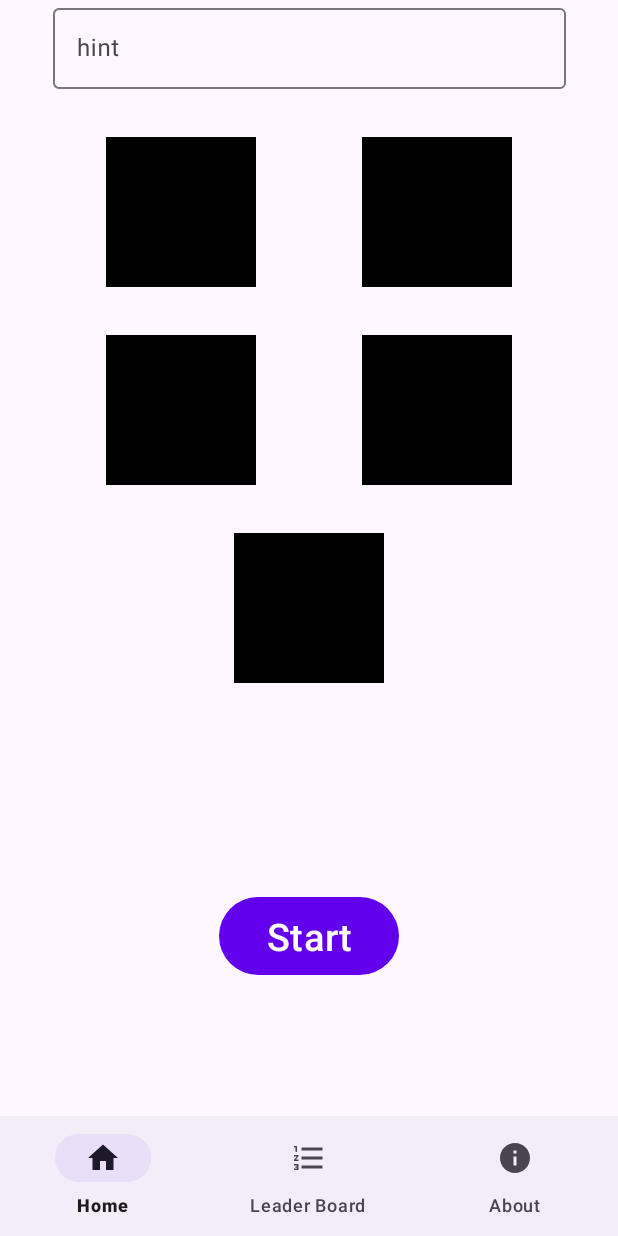
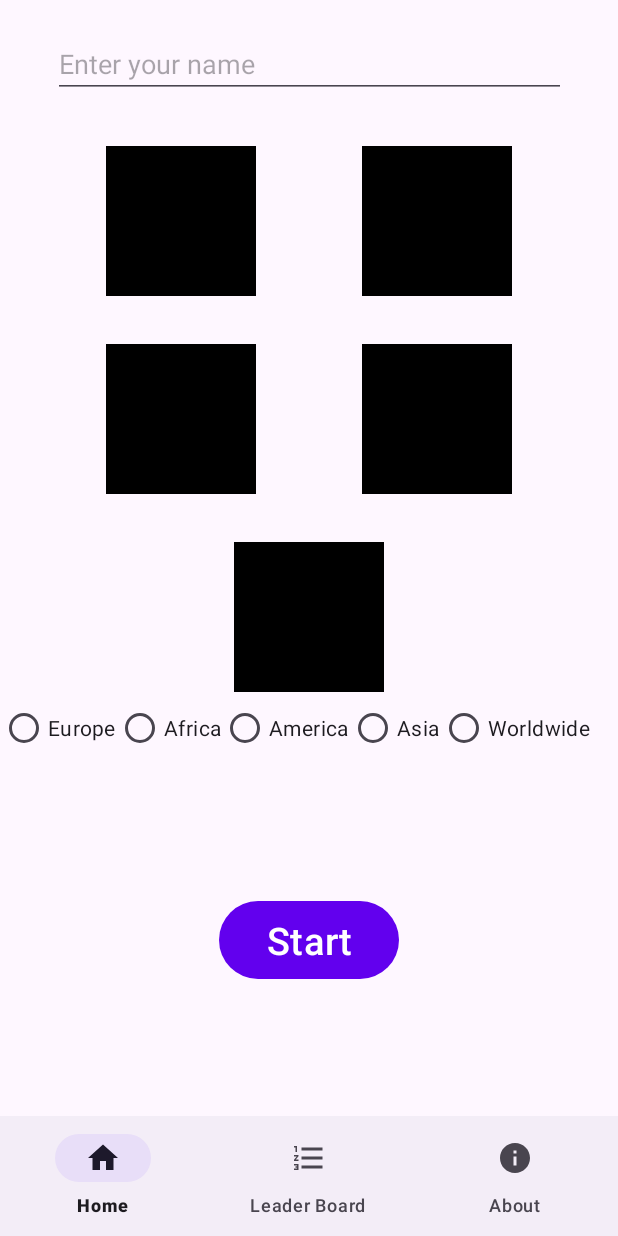
Before and after one commit to Abde-exe/GuessTheFlag, an Android app: the InfosFragment screen opened through its navigation route, on a phone screen of 412 x 824 dp. Run offline under Robolectric (Android 15) with nearby library versions, the phone set to English and light mode, and no system bars; our stand-ins replace navigation-ui.

Commit message:
infos validation

```diff
--- a/app/src/main/java/com/example/guesstheflag/InfosFragment.kt
+++ b/app/src/main/java/com/example/guesstheflag/InfosFragment.kt
@@ -5,12 +5,21 @@ import androidx.fragment.app.Fragment
 import android.view.LayoutInflater
 import android.view.View
 import android.view.ViewGroup
+import android.widget.Button
+import android.widget.EditText
+import android.widget.RadioGroup
+import android.widget.Toast
 import androidx.navigation.Navigation
 import com.example.guesstheflag.databinding.FragmentInfosBinding
 
 
 class InfosFragment : Fragment() {
 private lateinit var _binding: FragmentInfosBinding
+private lateinit var nameET : EditText
+private lateinit var startBtn : Button
+private lateinit var radioGroup:RadioGroup
+private var region : String = ""
+
 
     override fun onCreate(savedInstanceState: Bundle?) {
         super.onCreate(savedInstanceState)
@@ -26,11 +35,58 @@ private lateinit var _binding: FragmentInfosBinding
 
     override fun onViewCreated(view: View, savedInstanceState: Bundle?) {
         super.onViewCreated(view, savedInstanceState)
+        val navController = Navigation.findNavController(view)
         _binding = FragmentInfosBinding.bind(view)
 
-        _binding.startButton.setOnClickListener {
-            val navController = Navigation.findNavController(view)
-            navController.navigate(R.id.action_infosFragment_to_gameFragment)
+        startBtn = _binding.startButton
+        radioGroup = _binding.radioGroup
+        nameET = _binding.editTextName
+
+
+
+
+        //radiogroup
+        radioGroup.apply {
+            setOnCheckedChangeListener{_, checkedId ->
+                startBtn.isEnabled = checkedId != -1
+            }
+        }
+
+
+        //start button
+        startBtn.setOnClickListener {
+            val checkedId = radioGroup.checkedRadioButtonId
+
+            if (checkedId != -1) {
+                val checkedRadioButton = radioGroup.findViewById<View>(checkedId)
+                val checkedIndex = radioGroup.indexOfChild(checkedRadioButton)
+                region = when (checkedIndex) {
+                    0 -> "europe"
+                    1 -> "africa"
+                    2 -> "america"
+                    3 -> "asia"
+                    else -> "worldwide"
+                }
+
+            }
+            else{
+                Toast.makeText(context, "Please select a region", Toast.LENGTH_SHORT).show()
+            }
+
+
+            if(nameET.text.isNotEmpty()){
+                navController.navigate(R.id.action_infosFragment_to_gameFragment)
+
+                //safe args
+                //var name = nameET.text.toString()
+                //val action = InfosFragmentDirections.actionInfosFragmentToGameFragment(name, region)
+                //navController.navigate(action)
+
+            }
+            else{
+                Toast.makeText(context, "Please enter your name", Toast.LENGTH_SHORT).show()
+            }
+
         }
 
     }
--- a/app/src/main/res/layout/fragment_infos.xml
+++ b/app/src/main/res/layout/fragment_infos.xml
@@ -6,22 +6,20 @@
     android:layout_height="match_parent"
     tools:context=".InfosFragment">
 
-
-    <com.google.android.material.textfield.TextInputLayout
-        android:id="@+id/inputTextLayout"
+    <EditText
+        android:id="@+id/editTextName"
+        android:layout_marginTop="20dp"
         android:layout_width="342dp"
         android:layout_height="wrap_content"
         app:layout_constraintEnd_toEndOf="parent"
         app:layout_constraintStart_toStartOf="parent"
         app:layout_constraintTop_toTopOf="parent"
-        tools:layout_editor_absoluteX="1dp"
-        tools:layout_editor_absoluteY="194dp">
+        android:hint="@string/enter_your_name"
+        android:inputType="text"
+        />
 
-        <com.google.android.material.textfield.TextInputEditText
-            android:layout_width="match_parent"
-            android:layout_height="54dp"
-            android:hint="hint" />
-    </com.google.android.material.textfield.TextInputLayout>
+
+
 
     <View
         android:id="@+id/europe_btn"
@@ -31,7 +29,7 @@
         android:background="@color/black"
         app:layout_constraintEnd_toStartOf="@+id/africa_btn"
         app:layout_constraintStart_toStartOf="parent"
-        app:layout_constraintTop_toBottomOf="@id/inputTextLayout"></View>
+        app:layout_constraintTop_toBottomOf="@id/editTextName"></View>
 
     <View
         android:id="@+id/africa_btn"
@@ -41,7 +39,7 @@
         android:background="@color/black"
         app:layout_constraintEnd_toEndOf="parent"
         app:layout_constraintStart_toEndOf="@+id/europe_btn"
-        app:layout_constraintTop_toBottomOf="@id/inputTextLayout"></View>
+        app:layout_constraintTop_toBottomOf="@id/editTextName"></View>
 
     <View
         android:id="@+id/asia_btn"
@@ -77,6 +75,44 @@
 
     </View>
 
+    <RadioGroup
+        android:id="@+id/radioGroup"
+        android:layout_width="match_parent"
+        android:layout_height="wrap_content"
+        android:orientation="horizontal"
+        app:layout_constraintTop_toBottomOf="@id/worldwide_btn">
+
+        <RadioButton
+            android:id="@+id/option1"
+            android:layout_width="wrap_content"
+            android:layout_height="wrap_content"
+            android:text="@string/europe" />
+
+        <RadioButton
+            android:id="@+id/option2"
+            android:layout_width="wrap_content"
+            android:layout_height="wrap_content"
+            android:text="@string/africa" />
+
+        <RadioButton
+            android:id="@+id/option3"
+            android:layout_width="wrap_content"
+            android:layout_height="wrap_content"
+            android:text="@string/america" />
+
+        <RadioButton
+            android:id="@+id/option4"
+            android:layout_width="wrap_content"
+            android:layout_height="wrap_content"
+            android:text="@string/asia" />
+        <RadioButton
+            android:id="@+id/option5"
+            android:layout_width="wrap_content"
+            android:layout_height="wrap_content"
+            android:text="@string/worldwide" />
+
+    </RadioGroup>
+
 
     <Button
         android:id="@+id/startButton"
--- a/app/src/main/res/values/strings.xml
+++ b/app/src/main/res/values/strings.xml
@@ -8,4 +8,10 @@
     <string name="play">PLAY</string>
     <string name="guess_the_flag">Guess the Flag!</string>
     <string name="start">Start</string>
+    <string name="europe">Europe</string>
+    <string name="africa">Africa</string>
+    <string name="america">America</string>
+    <string name="asia">Asia</string>
+    <string name="worldwide">Worldwide</string>
+    <string name="enter_your_name">Enter your name</string>
 </resources>
```
